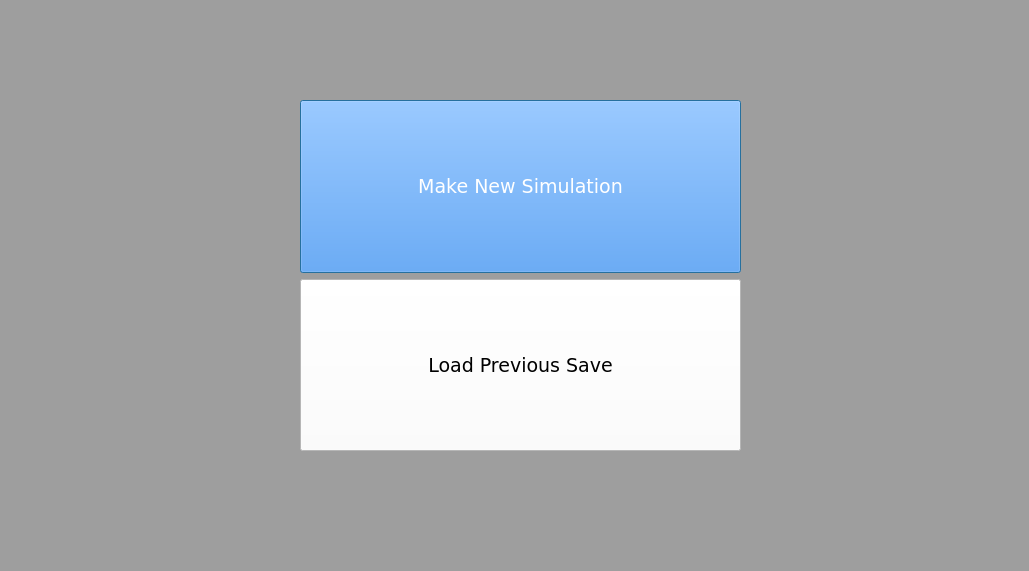
plagentile/Market_Game, file MarketGame/signinoptionsdialog.ui: the form before one commit.
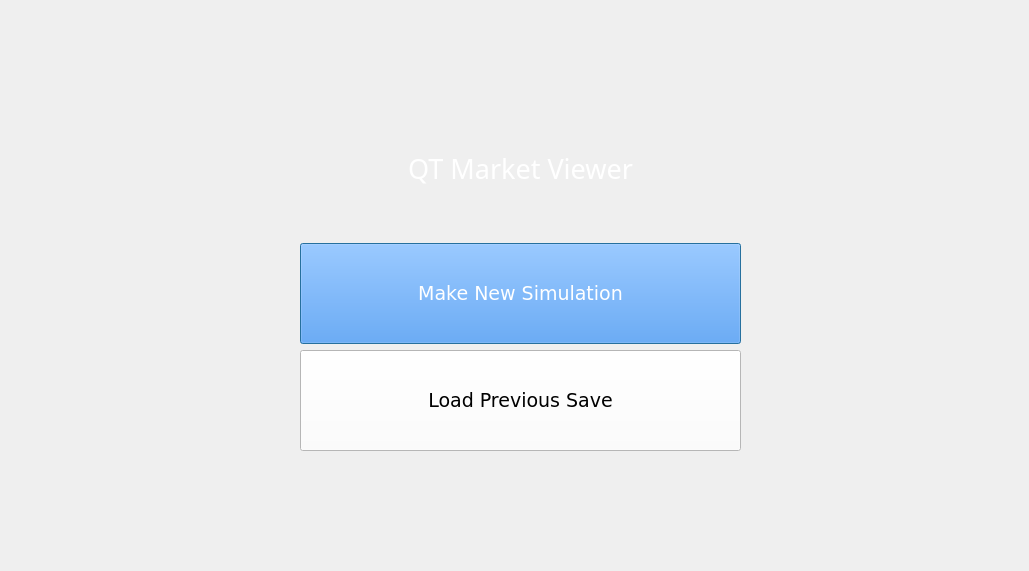
The form after the commit.

The edit to the form file:
```diff
--- a/MarketGame/signinoptionsdialog.ui
+++ b/MarketGame/signinoptionsdialog.ui
@@ -14,7 +14,7 @@
    <string>Dialog</string>
   </property>
   <property name="styleSheet">
-   <string notr="true">background-color: rgb(158, 158, 158);</string>
+   <string notr="true"/>
   </property>
   <widget class="QWidget" name="verticalLayoutWidget">
    <property name="geometry">
@@ -26,6 +26,39 @@
     </rect>
    </property>
    <layout class="QVBoxLayout" name="verticalLayout">
+    <item>
+     <widget class="QLabel" name="coreLabel">
+      <property name="sizePolicy">
+       <sizepolicy hsizetype="Minimum" vsizetype="Preferred">
+        <horstretch>0</horstretch>
+        <verstretch>0</verstretch>
+       </sizepolicy>
+      </property>
+      <property name="font">
+       <font>
+        <family>Sitka Small</family>
+        <pointsize>20</pointsize>
+        <kerning>true</kerning>
+       </font>
+      </property>
+      <property name="layoutDirection">
+       <enum>Qt::LeftToRight</enum>
+      </property>
+      <property name="autoFillBackground">
+       <bool>false</bool>
+      </property>
+      <property name="styleSheet">
+       <string notr="true">color: rgb(255, 255, 255);
+margin: 50px</string>
+      </property>
+      <property name="text">
+       <string>QT Market Viewer</string>
+      </property>
+      <property name="alignment">
+       <set>Qt::AlignCenter</set>
+      </property>
+     </widget>
+    </item>
     <item>
      <widget class="QPushButton" name="makeNewSimButton">
       <property name="sizePolicy">
```
Left out of the diff: 4 changed lines with no effect on the pictures.
